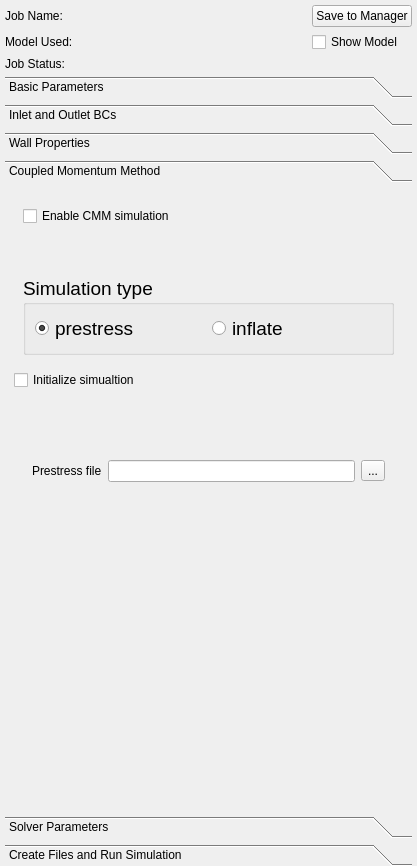
Before: the Qt Designer form Code/Source/sv4gui/Plugins/org.sv.gui.qt.simulation/sv4gui_SimulationView.ui in SimVascular/SimVascular, drawn with Qt 5.
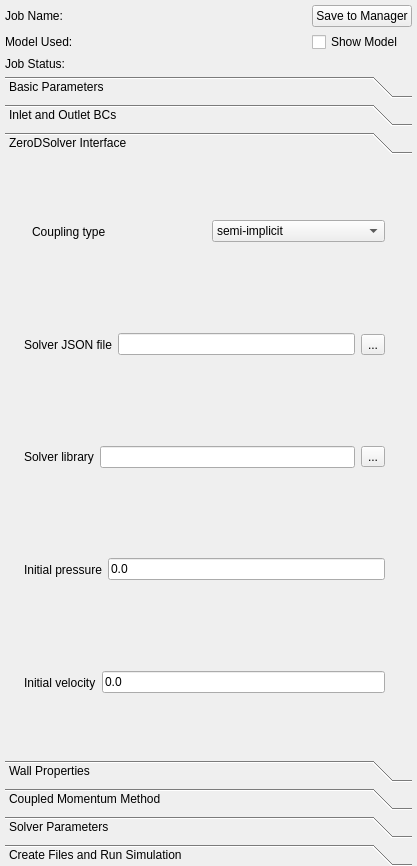
After: the same form once the commit is applied. Custom widgets are drawn as their Qt base class.

Commit message: Add ZeroDSolver_Interface Tool Box tab to set those values, add just lpm_bc_type for cap bcs.

Patch:
```diff
--- a/Code/Source/sv4gui/Plugins/org.sv.gui.qt.simulation/sv4gui_SimulationView.ui
+++ b/Code/Source/sv4gui/Plugins/org.sv.gui.qt.simulation/sv4gui_SimulationView.ui
@@ -160,7 +160,7 @@
       <item>
        <widget class="QToolBox" name="toolBox">
         <property name="currentIndex">
-         <number>3</number>
+         <number>2</number>
         </property>
         <widget class="QWidget" name="Toolbox_basic_params_page">
          <property name="geometry">
@@ -324,6 +324,139 @@
           </item>
          </layout>
         </widget>
+        <widget class="QWidget" name="ToolBox_ZeroDSolver_Interface_page">
+         <attribute name="label">
+          <string>ZeroDSolver Interface</string>
+         </attribute>
+         <layout class="QVBoxLayout" name="verticalLayout_20">
+          <item>
+           <widget class="QWidget" name="ZeroDSolver_Interface_page_group" native="true">
+            <layout class="QVBoxLayout" name="verticalLayout_19">
+             <item>
+              <widget class="QWidget" name="ZeroDSolver_Interface_coupling" native="true">
+               <layout class="QHBoxLayout" name="horizontalLayout_17">
+                <item>
+                 <widget class="QLabel" name="ZeroDSolver_Interface_coupling_label">
+                  <property name="text">
+                   <string>Coupling type</string>
+                  </property>
+                 </widget>
+                </item>
+                <item>
+                 <widget class="QComboBox" name="ZeroDSolver_Interface_coupling_type">
+                  <item>
+                   <property name="text">
+                    <string>semi-implicit</string>
+                   </property>
+                  </item>
+                 </widget>
+                </item>
+               </layout>
+              </widget>
+             </item>
+             <item>
+              <widget class="QWidget" name="ZeroDSolver_Interface_file" native="true">
+               <layout class="QHBoxLayout" name="horizontalLayout_16">
+                <property name="leftMargin">
+                 <number>1</number>
+                </property>
+                <item>
+                 <widget class="QLabel" name="ZeroDSolver_Interface_file_label">
+                  <property name="text">
+                   <string>Solver JSON file</string>
+                  </property>
+                 </widget>
+                </item>
+                <item>
+                 <widget class="QLineEdit" name="ZeroDSolver_Interface_file_name"/>
+                </item>
+                <item>
+                 <widget class="QToolButton" name="ZeroDSolver_Interface_file_select">
+                  <property name="text">
+                   <string>...</string>
+                  </property>
+                 </widget>
+                </item>
+               </layout>
+              </widget>
+             </item>
+             <item>
+              <widget class="QWidget" name="ZeroDSolver_Interface_lib" native="true">
+               <layout class="QHBoxLayout" name="horizontalLayout_18">
+                <property name="leftMargin">
+                 <number>1</number>
+                </property>
+                <item>
+                 <widget class="QLabel" name="ZeroDSolver_Interface_file_label_2">
+                  <property name="text">
+                   <string>Solver library</string>
+                  </property>
+                 </widget>
+                </item>
+                <item>
+                 <widget class="QLineEdit" name="ZeroDSolver_Interface_lib_name"/>
+                </item>
+                <item>
+                 <widget class="QToolButton" name="ZeroDSolver_Interface_lib_select">
+                  <property name="text">
+                   <string>...</string>
+                  </property>
+                 </widget>
+                </item>
+               </layout>
+              </widget>
+             </item>
+             <item>
+              <widget class="QWidget" name="ZeroDSolver_Interface_pressure" native="true">
+               <layout class="QHBoxLayout" name="horizontalLayout_19">
+                <property name="leftMargin">
+                 <number>1</number>
+                </property>
+                <item>
+                 <widget class="QLabel" name="ZeroDSolver_Interface_pressure_label">
+                  <property name="text">
+                   <string>Initial pressure</string>
+                  </property>
+                 </widget>
+                </item>
+                <item>
+                 <widget class="QLineEdit" name="ZeroDSolver_Interface_pressure_value">
+                  <property name="text">
+                   <string>0.0</string>
+                  </property>
+                 </widget>
+                </item>
+               </layout>
+              </widget>
+             </item>
+             <item>
+              <widget class="QWidget" name="ZeroDSolver_Interface_velocity" native="true">
+               <layout class="QHBoxLayout" name="horizontalLayout_20">
+                <property name="leftMargin">
+                 <number>1</number>
+                </property>
+                <item>
+                 <widget class="QLabel" name="ZeroDSolver_Interface_velocity_label">
+                  <property name="text">
+                   <string>Initial velocity</string>
+                  </property>
+                 </widget>
+                </item>
+                <item>
+                 <widget class="QLineEdit" name="ZeroDSolver_Interface_velocity_value">
+                  <property name="text">
+                   <string>0.0</string>
+                  </property>
+                 </widget>
+                </item>
+               </layout>
+              </widget>
+             </item>
+            </layout>
+           </widget>
+          </item>
+         </layout>
+        </widget>
         <widget class="QWidget" name="Toolbox_wall_props_page">
          <property name="geometry">
           <rect>
@@ -574,7 +707,7 @@
            <x>0</x>
            <y>0</y>
            <width>407</width>
-           <height>586</height>
+           <height>552</height>
           </rect>
          </property>
          <attribute name="label">
```
Left out of the diff: 10 changed lines with no effect on the pictures. The commit also changes 12 other files.
